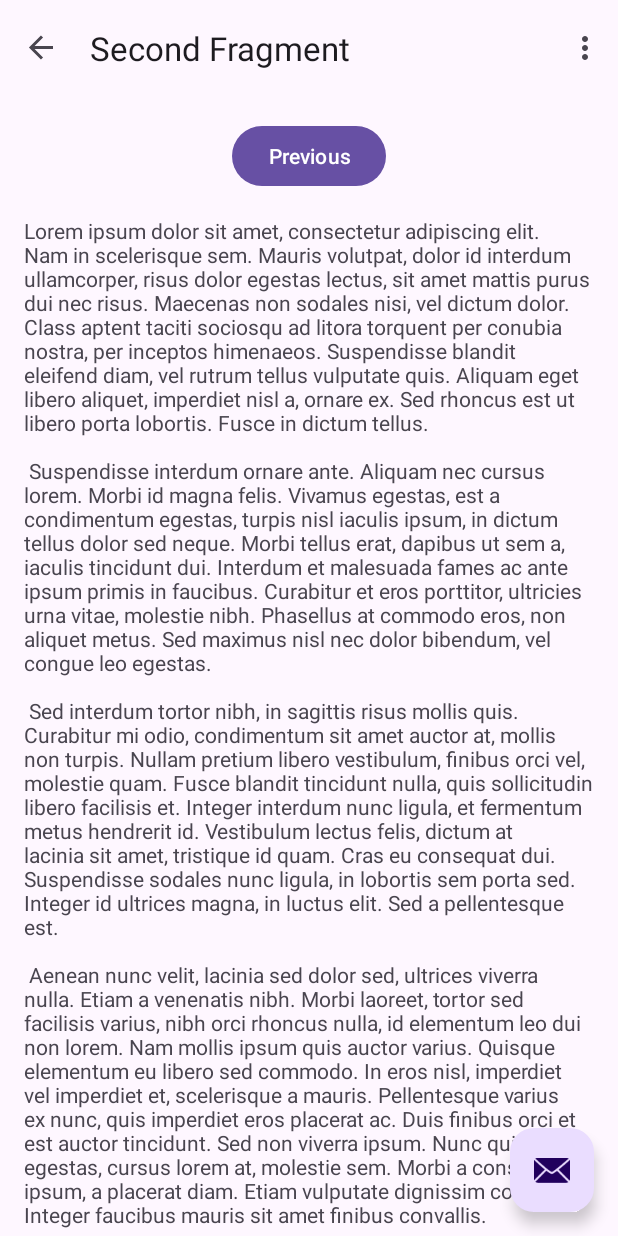
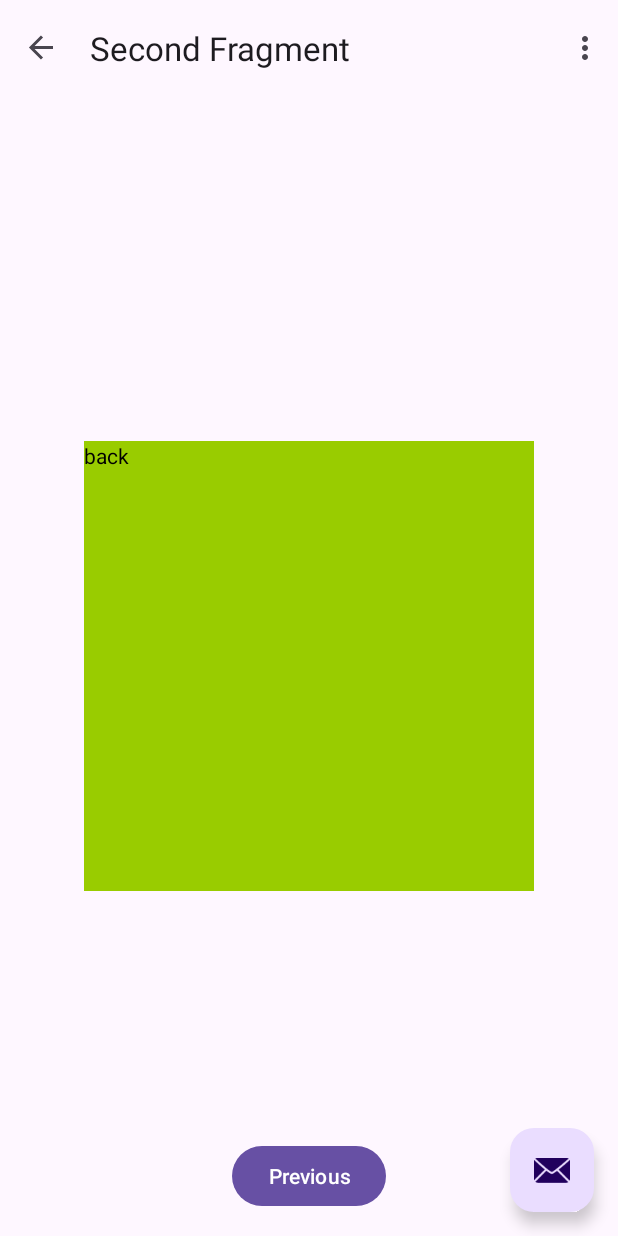
Before and after one commit to jonalonso/coupleGame, an Android app: the SecondFragment screen opened through its navigation route, on a phone screen of 412 x 824 dp. Run offline under Robolectric (Android 15) with nearby library versions, the phone set to English and light mode, and no system bars; our stand-ins replace navigation-ui.

Commit message:
adding card flip anim on second fragment

```diff
--- a/app/src/main/java/com/jsalazar/couplegame/SecondFragment.kt
+++ b/app/src/main/java/com/jsalazar/couplegame/SecondFragment.kt
@@ -1,6 +1,10 @@
 package com.jsalazar.couplegame
 
+import android.animation.AnimatorInflater
+import android.animation.AnimatorSet
 import android.os.Bundle
+import android.os.Handler
+import android.os.Looper
 import androidx.fragment.app.Fragment
 import android.view.LayoutInflater
 import android.view.View
@@ -14,6 +18,8 @@ import com.jsalazar.couplegame.databinding.FragmentSecondBinding
 class SecondFragment : Fragment() {
 
     private var _binding: FragmentSecondBinding? = null
+    private lateinit var FlipAnim:AnimatorSet;
+    private lateinit var FlipAnimReverse:AnimatorSet;
 
     // This property is only valid between onCreateView and
     // onDestroyView.
@@ -25,7 +31,27 @@ class SecondFragment : Fragment() {
     ): View? {
 
         _binding = FragmentSecondBinding.inflate(inflater, container, false)
+
+        val scale:Float? = context?.resources?.displayMetrics?.density;
+
+        if(scale is Float){
+            binding.FrontCard.cameraDistance = 8000 * scale;
+            binding.BackCard.cameraDistance = 8000 * scale;
+            FlipAnim = AnimatorInflater.loadAnimator(context,R.animator.flip_animator) as AnimatorSet;
+            FlipAnim.setTarget(binding.FrontCard);
+            FlipAnimReverse = AnimatorInflater.loadAnimator(context,R.animator.flip_animator_reverse) as AnimatorSet;
+            FlipAnimReverse.setTarget(binding.BackCard);
+
+            Handler(Looper.getMainLooper()).postDelayed(
+                {
+                    FlipAnim.start();
+                    FlipAnimReverse.start();
+                },
+                1000 // value in milliseconds
+            )
+        }
         return binding.root
+
 
     }
 
--- /dev/null
+++ b/app/src/main/res/animator/flip_animator.xml
@@ -0,0 +1,17 @@
+<?xml version="1.0" encoding="utf-8"?>
+<set xmlns:android="http://schemas.android.com/apk/res/android">
+    <objectAnimator
+        android:valueFrom="0"
+        android:valueTo="180"
+        android:propertyName="rotationY"
+        android:duration="1000"
+        />
+    <objectAnimator
+        android:valueFrom="1"
+        android:valueTo="0"
+        android:propertyName="alpha"
+        android:startOffset="500"
+        android:duration="1"
+        />
+
+</set>
--- /dev/null
+++ b/app/src/main/res/animator/flip_animator_reverse.xml
@@ -0,0 +1,27 @@
+<?xml version="1.0" encoding="utf-8"?>
+<set xmlns:android="http://schemas.android.com/apk/res/android">
+    <objectAnimator
+        android:valueFrom="1"
+        android:valueTo="0"
+        android:propertyName="alpha"
+        android:duration="0"
+        />
+
+    <objectAnimator
+        android:valueFrom="-180"
+        android:valueTo="0"
+        android:propertyName="rotationY"
+        android:repeatMode="reverse"
+        android:duration="1000"
+        />
+
+
+    <objectAnimator
+        android:valueFrom="0"
+        android:valueTo="1"
+        android:propertyName="alpha"
+        android:startOffset="500"
+        android:duration="0"
+        />
+
+</set>
--- a/app/src/main/res/layout/fragment_second.xml
+++ b/app/src/main/res/layout/fragment_second.xml
@@ -1,35 +1,44 @@
 <?xml version="1.0" encoding="utf-8"?>
-<androidx.core.widget.NestedScrollView xmlns:android="http://schemas.android.com/apk/res/android"
+<androidx.constraintlayout.widget.ConstraintLayout
+    xmlns:android="http://schemas.android.com/apk/res/android"
     xmlns:app="http://schemas.android.com/apk/res-auto"
     xmlns:tools="http://schemas.android.com/tools"
     android:layout_width="match_parent"
     android:layout_height="match_parent"
+    android:padding="16dp"
     tools:context=".SecondFragment">
 
-    <androidx.constraintlayout.widget.ConstraintLayout
-        android:layout_width="match_parent"
-        android:layout_height="match_parent"
-        android:padding="16dp">
+    <TextView
+        android:id="@+id/FrontCard"
+        android:layout_width="300dp"
+        android:layout_height="300dp"
+        app:layout_constraintEnd_toEndOf="parent"
+        android:text="front"
+        android:background="@android:color/holo_blue_light"
+        app:layout_constraintStart_toStartOf="parent"
+        app:layout_constraintBottom_toBottomOf="parent"
+        app:layout_constraintTop_toTopOf="parent"/>
+    <TextView
+        android:id="@+id/BackCard"
+        android:layout_width="300dp"
+        android:layout_height="300dp"
+        app:layout_constraintEnd_toEndOf="parent"
+        android:background="@android:color/holo_green_light"
+        android:text="back"
+        android:textColor="@color/black"
+        android:alpha="0"
+        app:layout_constraintStart_toStartOf="parent"
+        app:layout_constraintBottom_toBottomOf="parent"
+        app:layout_constraintTop_toTopOf="parent"/>
 
     <Button
         android:id="@+id/button_second"
         android:layout_width="wrap_content"
         android:layout_height="wrap_content"
         android:text="@string/previous"
-            app:layout_constraintBottom_toTopOf="@id/textview_second"
         app:layout_constraintEnd_toEndOf="parent"
         app:layout_constraintStart_toStartOf="parent"
-            app:layout_constraintTop_toTopOf="parent" />
+        app:layout_constraintBottom_toBottomOf="parent" />
 
-        <TextView
-            android:id="@+id/textview_second"
-            android:layout_width="wrap_content"
-            android:layout_height="wrap_content"
-            android:layout_marginTop="16dp"
-            android:text="@string/lorem_ipsum"
-            app:layout_constraintBottom_toBottomOf="parent"
-            app:layout_constraintEnd_toEndOf="parent"
-            app:layout_constraintStart_toStartOf="parent"
-            app:layout_constraintTop_toBottomOf="@id/button_second" />
+
 </androidx.constraintlayout.widget.ConstraintLayout>
-</androidx.core.widget.NestedScrollView>
```
Lines whose indentation alone changed are shown as unchanged.
